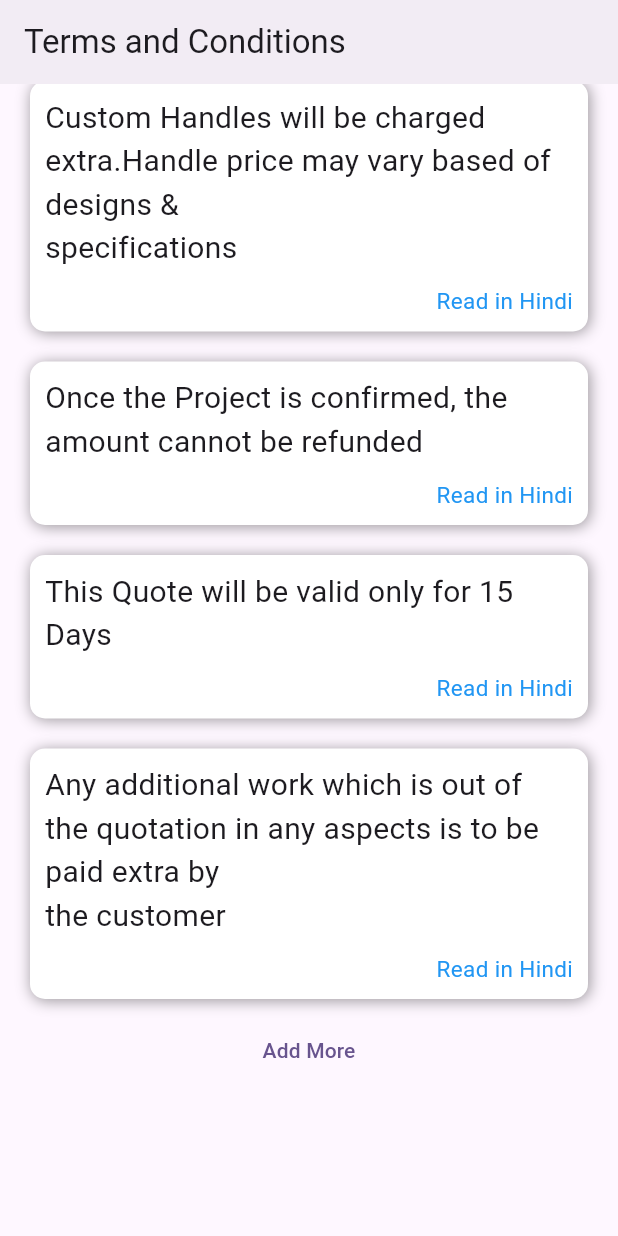
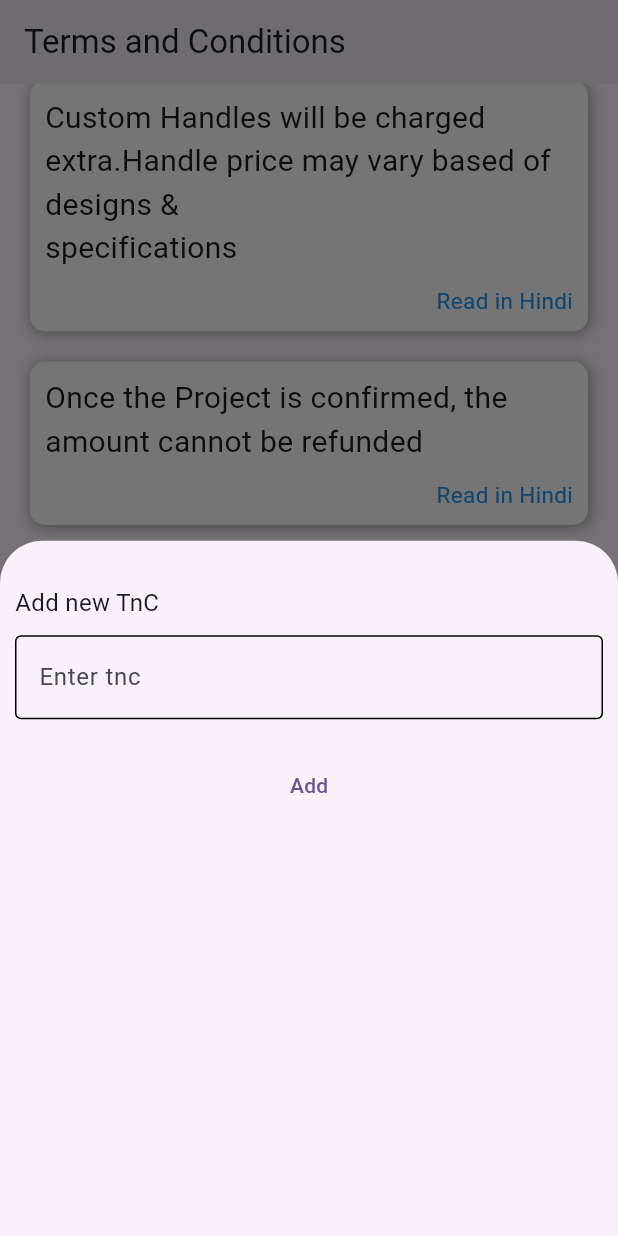
Before and after one commit to NullByte08/solstice_assignment, a Flutter app: the screen it shows after launch, scrolled down 744 dp, after a tap on "Add More", on a phone screen of 412 x 824 dp. Run offline on Flutter 3.47's test engine with Material 3 defaults, Android fonts, the phone set to English and light mode, and no system bars; our stand-ins replace flutter_riverpod; missing offline and left inert: google_mlkit_translation.

Commit message:
home_page_screen.dart:     _BottomSheet widget created and implemented.

```diff
--- a/lib/screens/home_page_screen.dart
+++ b/lib/screens/home_page_screen.dart
@@ -99,7 +99,17 @@ class _HomePageScreenState extends ConsumerState<HomePageScreen> {
           if (index == _tNCModelsList.length) {
             return TextButton(
               onPressed: () {
-                //todo
+                showModalBottomSheet(
+                  context: context,
+                  builder: (context) {
+                    return _BottomSheet(
+                      addCard: (tncModel) {
+                        _tNCModelsList.add(tncModel);
+                        setState(() {});
+                      },
+                    );
+                  },
+                );
               },
               child: const Text("Add More"),
             );
@@ -187,3 +197,55 @@ class _TnCCardState extends State<_TnCCard> {
     );
   }
 }
+
+class _BottomSheet extends StatelessWidget {
+  _BottomSheet({required this.addCard});
+
+  final Function(TnCModel) addCard;
+  final TextEditingController _controller = TextEditingController();
+
+  @override
+  Widget build(BuildContext context) {
+    var border = const OutlineInputBorder();
+    return Padding(
+      padding: const EdgeInsets.symmetric(horizontal: 10, vertical: 20),
+      child: Column(
+        crossAxisAlignment: CrossAxisAlignment.start,
+        children: [
+          const SizedBox(height: 10),
+          const Text(
+            "Add new TnC",
+            style: TextStyle(
+              fontSize: 16,
+            ),
+          ),
+          const SizedBox(height: 10),
+          TextFormField(
+            controller: _controller,
+            decoration: InputDecoration(
+              border: border,
+              enabledBorder: border,
+              focusedBorder: border,
+              hintText: "Enter tnc",
+            ),
+          ),
+          const SizedBox(height: 20),
+          Center(
+            child: TextButton(
+              onPressed: () {
+                addCard(TnCModel(
+                  id: DateTime.now().millisecondsSinceEpoch,
+                  value: _controller.text,
+                  createdAt: DateTime.now().toIso8601String(),
+                  updatedAt: DateTime.now().toIso8601String(),
+                ));
+                Navigator.pop(context);
+              },
+              child: const Text("Add"),
+            ),
+          ),
+        ],
+      ),
+    );
+  }
+}
```
